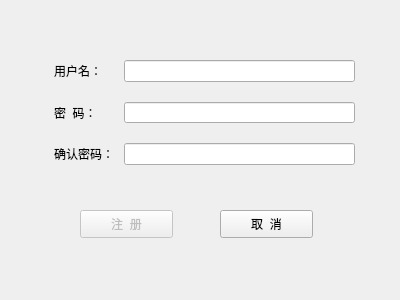
OOPtaskgroup/dictionary, file regdlg.ui: the form before one commit.
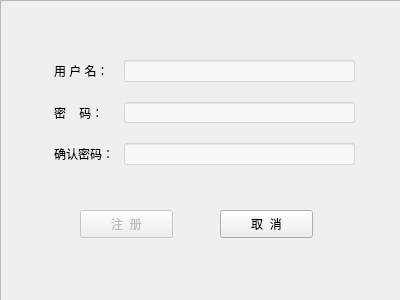
The form after the commit. Icons and pictures are not drawn.

Diff of the .ui file:
```diff
--- a/regdlg.ui
+++ b/regdlg.ui
@@ -32,22 +32,33 @@
     <item row="0" column="0">
      <widget class="QLabel" name="label_2">
       <property name="text">
-       <string>用户名：</string>
+       <string>用 户 名：</string>
       </property>
      </widget>
     </item>
     <item row="0" column="1">
-     <widget class="QLineEdit" name="usrEdit"/>
+     <widget class="QLineEdit" name="usrEdit">
+      <property name="styleSheet">
+       <string notr="true">background-color: rgba(255, 255, 255, 120);</string>
+      </property>
+     </widget>
     </item>
     <item row="1" column="0">
      <widget class="QLabel" name="label">
       <property name="text">
-       <string>密  码：</string>
+       <string>密    码：</string>
       </property>
      </widget>
     </item>
     <item row="1" column="1">
-     <widget class="QLineEdit" name="pwdEdit"/>
+     <widget class="QLineEdit" name="pwdEdit">
+      <property name="styleSheet">
+       <string notr="true">background-color: rgba(255, 255, 255, 120);</string>
+      </property>
+      <property name="echoMode">
+       <enum>QLineEdit::Password</enum>
+      </property>
+     </widget>
     </item>
     <item row="2" column="0">
      <widget class="QLabel" name="label_3">
@@ -57,7 +68,14 @@
      </widget>
     </item>
     <item row="2" column="1">
-     <widget class="QLineEdit" name="pwdConfirmEdit"/>
+     <widget class="QLineEdit" name="pwdConfirmEdit">
+      <property name="styleSheet">
+       <string notr="true">background-color: rgba(255, 255, 255, 120);</string>
+      </property>
+      <property name="echoMode">
+       <enum>QLineEdit::Password</enum>
+      </property>
+     </widget>
     </item>
    </layout>
   </widget>
@@ -90,6 +108,29 @@
     <string>取  消</string>
    </property>
   </widget>
+  <widget class="QFrame" name="frame">
+   <property name="geometry">
+    <rect>
+     <x>0</x>
+     <y>0</y>
+     <width>401</width>
+     <height>331</height>
+    </rect>
+   </property>
+   <property name="styleSheet">
+    <string notr="true">border-image: url(:/image/img/login_background.jpeg);</string>
+   </property>
+   <property name="frameShape">
+    <enum>QFrame::StyledPanel</enum>
+   </property>
+   <property name="frameShadow">
+    <enum>QFrame::Raised</enum>
+   </property>
+  </widget>
+  <zorder>frame</zorder>
+  <zorder>formLayoutWidget</zorder>
+  <zorder>regBtn</zorder>
+  <zorder>cancelBtn</zorder>
  </widget>
  <resources/>
  <connections>
```
